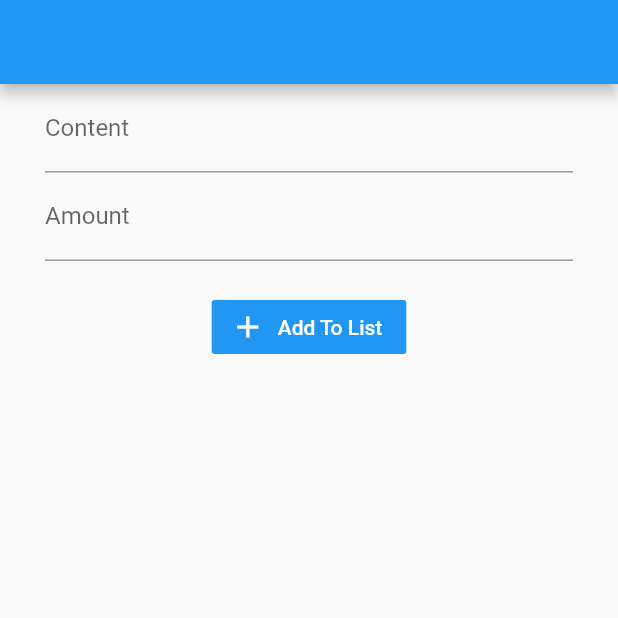
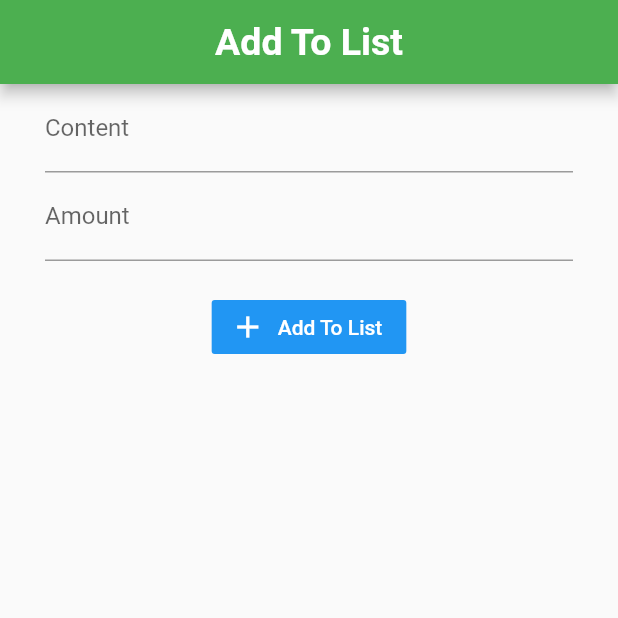
Before and after one commit to ThiemJson/Flutter_03, a Flutter app: the screen it shows after launch, on a phone screen of 412 x 824 dp, the top half of it. Run offline on Flutter 3.47's test engine with Material 2 defaults, Android fonts, the phone set to English and light mode, and no system bars; missing offline and left inert: dart:ffi.

Commit message:
fixsomething Add to List

```diff
--- a/lib/AddToList.dart
+++ b/lib/AddToList.dart
@@ -1,13 +1,11 @@
 import 'dart:ffi';
 import 'dart:io';
-
 import 'package:flutter/material.dart';
 
 class AddToList extends StatefulWidget {
   @override
   _AddToListState createState() => _AddToListState();
 }
-
 class _AddToListState extends State<AddToList> {
   List<Item> ListItem = new List<Item>();
   final _contentController = new TextEditingController();
@@ -28,7 +26,17 @@ class _AddToListState extends State<AddToList> {
     print('Building this APPPPP...');
     return MaterialApp(
       home: Scaffold(
-        appBar: AppBar(),
+        appBar: AppBar(
+          centerTitle: true,
+          backgroundColor: Colors.green,
+          title: Text(
+            'Add To List',
+            style: TextStyle(
+              fontSize: 25,
+              fontWeight: FontWeight.bold
+            ),
+          ),
+        ),
         body: SafeArea(
           minimum: EdgeInsets.only(left: 30, right: 30),
           child: Column(
@@ -83,13 +91,11 @@ class _AddToListState extends State<AddToList> {
     );
   }
 }
-
 class Item{
   String _content;
   double _amount;
   Item(this._content, this._amount);
 }
-
 class _Item extends StatelessWidget {
   Item item = null;
   _Item(this.item);
```
